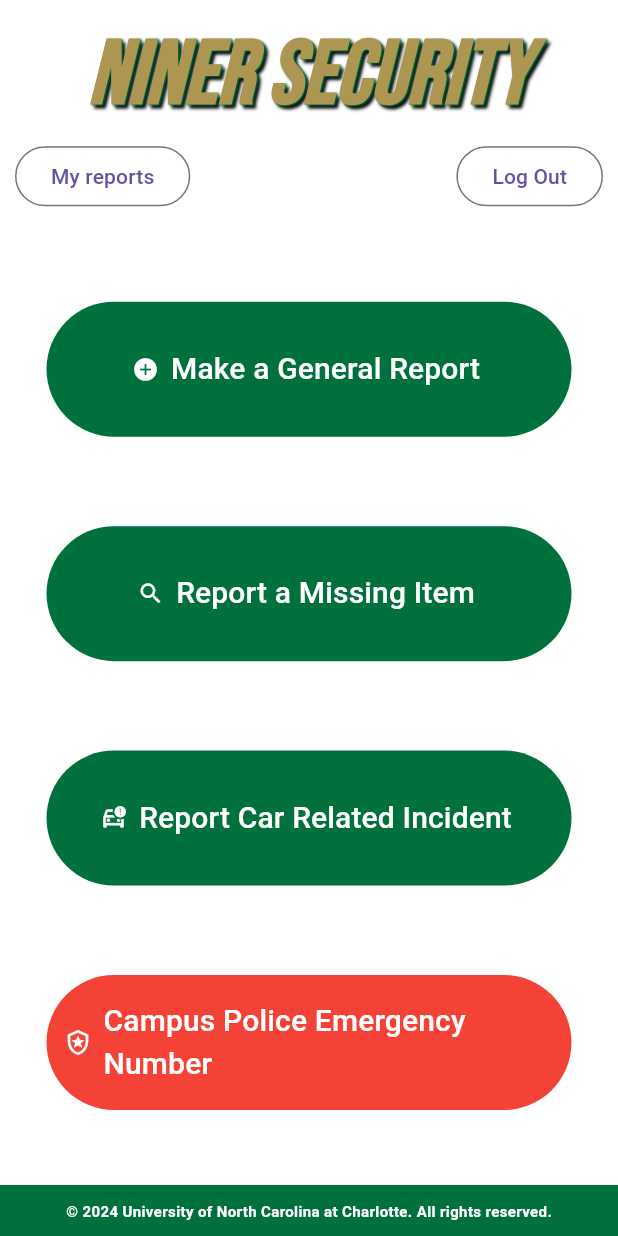
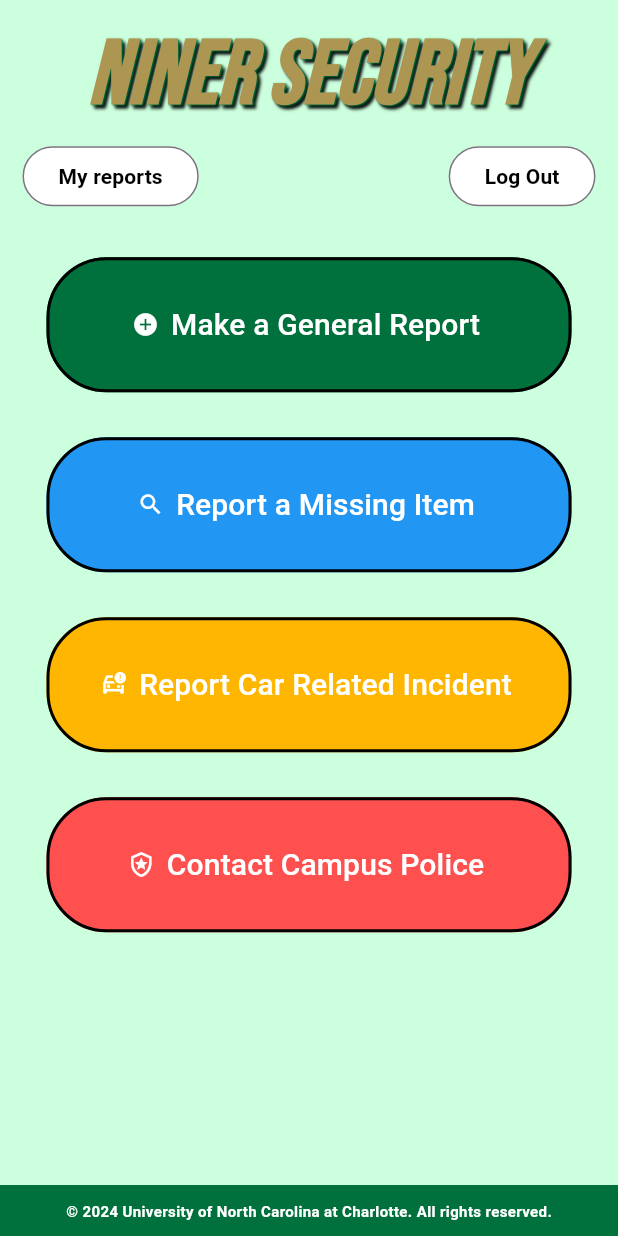
Before and after one commit to yibab/niner_security, a Flutter app: the Home screen opened directly, on a phone screen of 412 x 824 dp. Run offline on Flutter 3.47's test engine with Material 3 defaults, Android fonts, the phone set to English and light mode, and no system bars; our stand-ins replace google_fonts, pocketbase.

Commit message:
Updated designs of screens

```diff
--- a/lib/app.dart
+++ b/lib/app.dart
@@ -14,7 +14,7 @@ class MyApp extends StatelessWidget {
   Widget build(BuildContext context) {
     return MaterialApp(
       debugShowCheckedModeBanner: false,
-      home: pb.authStore.isValid ?  const Home() :  Login(),
+      home: pb.authStore.isValid ?  Home() :  Login(),
     );
   }
 }
--- a/lib/screens/home.dart
+++ b/lib/screens/home.dart
@@ -17,7 +17,7 @@ class Home extends StatelessWidget {
   @override
   Widget build(BuildContext context) {
     return Scaffold(
-      backgroundColor: Colors.white,
+      backgroundColor: const Color(0xFFCCFFDD),
       body: SafeArea(
         child: Center(
           child: Column(
@@ -25,7 +25,7 @@ class Home extends StatelessWidget {
               const SizedBox(height: 7.5),
               const NinerText(),
               Padding(
-                padding: const EdgeInsets.symmetric(horizontal: 10),
+                padding: const EdgeInsets.symmetric(horizontal: 15),
                 child: Row(
                   children: [
                     OutlinedButton(
@@ -36,14 +36,17 @@ class Home extends StatelessWidget {
                                 builder: (context) => const Reports()),
                           );
                         },
-                        child: const Text("My reports")),
+                        child: const Text("My reports", style: TextStyle(color: Colors.black, fontWeight: FontWeight.bold),), style: OutlinedButton.styleFrom(
+                        backgroundColor: Colors.white
+                    ),
+                    ),
                     const Expanded(
                         child: TextButton(onPressed: null, child: Text(""))),
                     LogoutButton(context: context)
                   ],
                 ),
               ),
-              const Spacer(),
+              SizedBox(height: 30),
               SizedBox(
                 height: 90,
                 width: 350,
@@ -51,80 +54,98 @@ class Home extends StatelessWidget {
                   style: TextButton.styleFrom(
                     backgroundColor: const Color(0xFF00703C),
                     foregroundColor: Colors.white,
+                    shape: RoundedRectangleBorder(
+                      borderRadius: BorderRadius.circular(40)
+                    ),
+                    side: const BorderSide(color: Color(0xFF000000), width: 2)
                   ),
                   onPressed: () {
                     Navigator.push(
                       context,
                       MaterialPageRoute(
                           builder: (context) =>
-                              const MakeReport(reportType: 'general')),
+                          const MakeReport(reportType: 'general')),
                     );
                   },
                   icon: const Icon(Icons.add_circle),
                   label: const Text('Make a General Report', style: TextStyle(fontSize: 20),),
                 ),
               ),
-              const Spacer(),
+              SizedBox(height: 30),
               SizedBox(
                 height: 90,
                 width: 350,
                 child: TextButton.icon(
                   style: TextButton.styleFrom(
-                    backgroundColor: const Color(0xFF00703C),
+                    backgroundColor: const Color(0xFF2196F3),
                     foregroundColor: Colors.white,
+                      shape: RoundedRectangleBorder(
+                          borderRadius: BorderRadius.circular(40)
+                      ),
+                      side: const BorderSide(color: Color(0xFF000000), width: 2)
                   ),
                   onPressed: () {
                     Navigator.push(
                       context,
                       MaterialPageRoute(
                           builder: (context) =>
-                              const MakeReport(reportType: 'lost item')),
+                          const MakeReport(reportType: 'lost item')),
                     );
                   },
                   icon: const Icon(Icons.search),
                   label: const Text('Report a Missing Item', style: TextStyle(fontSize: 20),),
                 ),
               ),
-              const Spacer(),
+              SizedBox(height: 30),
               SizedBox(
                 height: 90,
                 width: 350,
                 child: TextButton.icon(
                   style: TextButton.styleFrom(
-                    backgroundColor: const Color(0xFF00703C),
+                    backgroundColor: const Color(0xFFFFB600),
                     foregroundColor: Colors.white,
+                      shape: RoundedRectangleBorder(
+                          borderRadius: BorderRadius.circular(40)
+                      ),
+                      side: const BorderSide(color: Color(0xFF000000), width: 2)
                   ),
                   onPressed: () {
                     Navigator.push(
                       context,
                       MaterialPageRoute(
                           builder: (context) =>
-                              const MakeReport(reportType: 'car incident')),
+                          const MakeReport(reportType: 'car incident')),
                     );
                   },
                   icon: const Icon(Icons.car_crash_outlined),
                   label: const Text('Report Car Related Incident', style: TextStyle(fontSize: 20),),
                 ),
               ),
-              const Spacer(),
+              SizedBox(height: 30),
               SizedBox(
                 height: 90,
                 width: 350,
                 child: TextButton.icon(
                   style: TextButton.styleFrom(
-                    backgroundColor: Colors.red,
+                    backgroundColor: Color(0xFFFF5050),
                     foregroundColor: Colors.white,
+                      shape: RoundedRectangleBorder(
+                          borderRadius: BorderRadius.circular(40)
+                      ),
+                      side: const BorderSide(color: Color(0xFF000000), width: 2)
+
                   ),
                   onPressed: () {
-                    () => urlLaunch('tel:704237-7075');
+                        () => urlLaunch('tel:704237-7075');
                   },
                   icon: const Icon(Icons.local_police_outlined),
-                  label: const Text('Campus Police Emergency Number', style: TextStyle(fontSize: 20),),
+                  label: const Text('Contact Campus Police', style: TextStyle(fontSize: 20),),
                 ),
               ),
               const SizedBox(
                 height: 50,
               ),
+              const Spacer(),
               const Copyright(),
             ],
           ),
--- a/lib/screens/signup.dart
+++ b/lib/screens/signup.dart
@@ -40,7 +40,7 @@ class SignUp extends StatelessWidget {
                 'Sign Up',
                 style: GoogleFonts.bebasNeue(
                     textStyle:
-                        const TextStyle(color: Colors.black, fontSize: 35)),
+                    const TextStyle(color: Colors.black, fontSize: 35)),
               ),
 
               //Name Field
@@ -125,7 +125,7 @@ class SignUp extends StatelessWidget {
                       builder: (BuildContext context) {
                         return const ShowAlert(
                             message:
-                                "Email, Password, and Name cannot be empty");
+                            "Email, Password, and Name cannot be empty");
                       },
                     );
                   } else if (password != passwordConfirm) {
@@ -152,7 +152,7 @@ class SignUp extends StatelessWidget {
                         builder: (BuildContext context) {
                           return const ShowAlert(
                               message:
-                                  "Password must be between 8 and 72 characters");
+                              "Password must be between 8 and 72 characters");
                         },
                       );
                       return;
--- a/lib/widgets/logout_button.dart
+++ b/lib/widgets/logout_button.dart
@@ -10,7 +10,10 @@ class LogoutButton extends StatelessWidget {
   @override
   Widget build(BuildContext context) {
     return OutlinedButton(
-        onPressed: () {signOut(context);}, child: const Text("Log Out"));
+        onPressed: () {signOut(context);}, child: const Text("Log Out", style: TextStyle(color: Colors.black, fontWeight: FontWeight.bold)),  style: OutlinedButton.styleFrom(
+        backgroundColor: Colors.white,
+    ),
+    );
   }
 }
 
```
Also changed, not shown: lib/screens/make_report.dart (+26 -1 lines), lib/screens/reports.dart (+30 -3 lines), lib/widgets/report_type.dart (+11 -2 lines), lib/screens/login.dart (line endings or trailing spaces), 6 other files.
